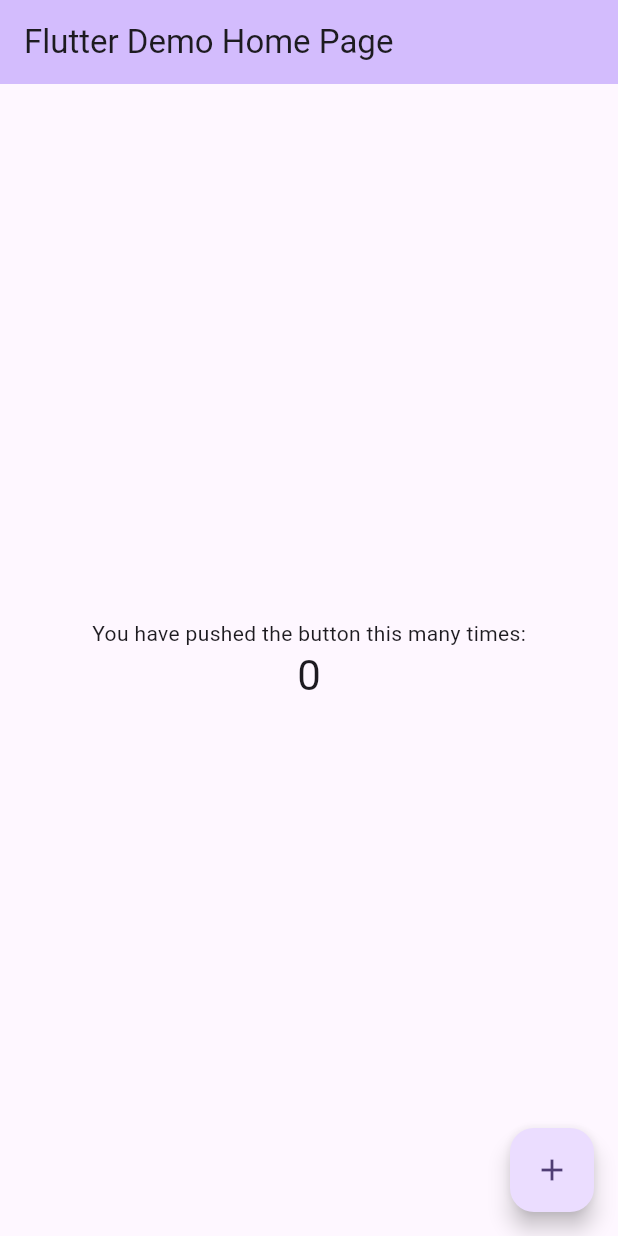
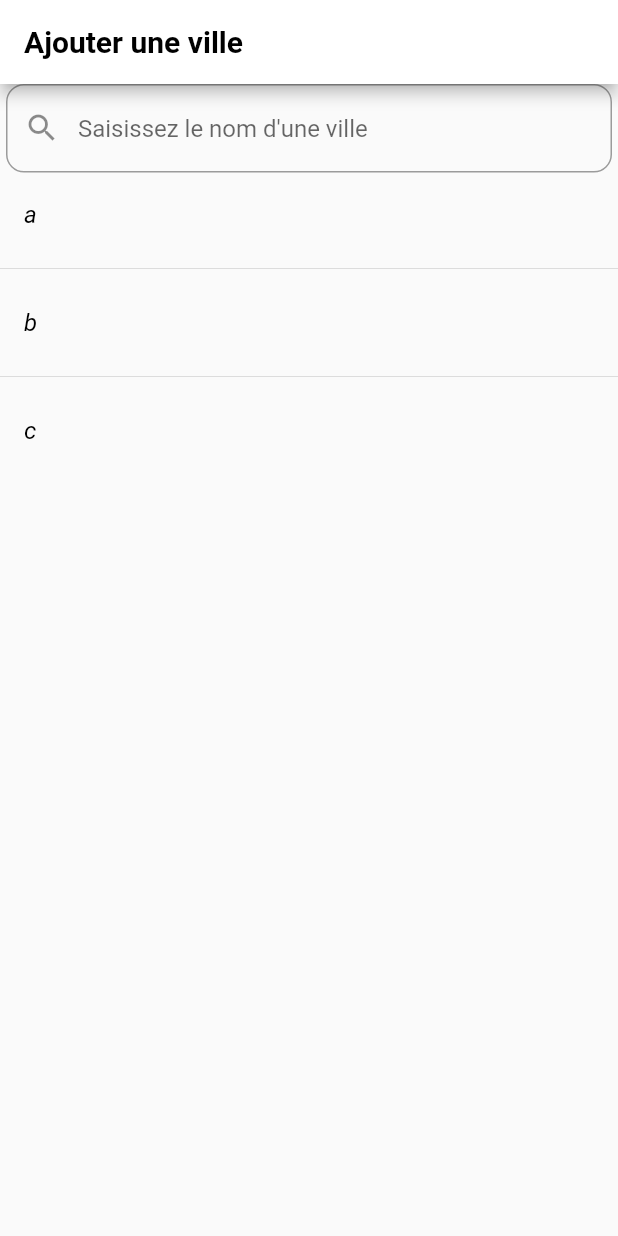
Before and after one commit to Talsuni/Tristan-GLEHEN-TD04, a Flutter app: the screen it shows after launch, on a phone screen of 412 x 824 dp. Run offline on Flutter 3.47's test engine with Material 2 defaults, Android fonts, the light colour scheme and no system bars; our stand-ins replace flutter_svg.

Commit message:
Final Commit

```diff
--- a/lib/main.dart
+++ b/lib/main.dart
@@ -1,7 +1,111 @@
+import 'dart:async';
+import 'dart:convert';
+
 import 'package:flutter/material.dart';
+import 'package:http/http.dart' as http;
+import 'package:flutter_svg/flutter_svg.dart';
 
-void main() {
-  runApp(const MyApp());
+
+//Test récupération API
+Future<Album> fetchAlbum() async {
+  final response = await http
+      .get(Uri.parse('https://geocoding-api.open-meteo.com/v1/search?name=Paris&count=1'));
+
+  if (response.statusCode == 200) {
+    // If the server did return a 200 OK response,
+    // then parse the JSON.
+    return Album.fromJson(jsonDecode(response.body));
+  } else {
+    // If the server did not return a 200 OK response,
+    // then throw an exception.
+    throw Exception('Failed to load album');
+  }
+}
+
+class Album {
+  final String name;
+  final String latitude;
+  final String longitude;
+  final String country;
+
+  const Album({
+    required this.name,
+    required this.latitude,
+    required this.longitude,
+    required this.country,
+  });
+
+  factory Album.fromJson(Map<String, dynamic> json) {
+    return Album(
+      name: json['name'],
+      latitude: json['latitude'],
+      longitude: json['longitude'],
+      country: json['country'],
+    );
+  }
+}
+
+/*
+Liste de récupération des datas avec les différents calls API à faire :
+
+Récupérer les coordonnées et le pays :
+🔗 https://geocoding-api.open-meteo.com/v1/search?name=””&count=1
+Paramètres à extraire :
+latitude
+longitude
+country
+
+Écran "Mes villes" :
+🔗 **https://api.open-meteo.com/v1/forecast?latitude=48.85&longitude=2.35&current_weather=true**
+Paramètres à extraire :
+temperature
+weathercode
+
+Détail de ville - Hourly temperatures :
+🔗 **https://api.open-meteo.com/v1/forecast?latitude=48.85&longitude=2.35&forecast_days=1&hourly=temperature_2m,weathercode**
+Paramètres à extraire :
+time
+temperature
+weathercode
+
+Détail de ville - Weekly temperatures :
+🔗 **https://api.open-meteo.com/v1/forecast?latitude=48.85&longitude=2.35&timezone=auto&daily=weathercode,temperature_2m_max,temperature_2m_min**
+Paramètres à extraire :
+time
+weathercode
+temperature_2m_max
+temperature_2m_min
+
+Détail de ville - Plus d’infos :
+🔗 **https://api.open-meteo.com/v1/forecast?latitude=48.85&longitude=2.35&forecast_days=1&hourly=relativehumidity_2m,apparent_temperature,precipitation_probability,windspeed_10m,winddirection_10m**
+Paramètres à extraire :
+relativehumidity_2m
+apparent_temperature
+precipitation probability
+windspeed_10m
+winddirection_10m
+ */
+
+//weathercode to description :
+/*
+Code	Description
+0	Clear sky
+1, 2, 3	Mainly clear, partly cloudy, and overcast
+45, 48	Fog and depositing rime fog
+51, 53, 55	Drizzle: Light, moderate, and dense intensity
+56, 57	Freezing Drizzle: Light and dense intensity
+61, 63, 65	Rain: Slight, moderate and heavy intensity
+66, 67	Freezing Rain: Light and heavy intensity
+71, 73, 75	Snow fall: Slight, moderate, and heavy intensity
+77	Snow grains
+80, 81, 82	Rain showers: Slight, moderate, and violent
+85, 86	Snow showers slight and heavy
+95 *	Thunderstorm: Slight or moderate
+96, 99 *	Thunderstorm with slight and heavy hail
+ */
+
+void main (){
+  runApp( MyApp() );
 }
 
 class MyApp extends StatelessWidget {
@@ -11,115 +115,123 @@ class MyApp extends StatelessWidget {
   @override
   Widget build(BuildContext context) {
     return MaterialApp(
-      title: 'Flutter Demo',
-      theme: ThemeData(
-        // This is the theme of your application.
-        //
-        // TRY THIS: Try running your application with "flutter run". You'll see
-        // the application has a blue toolbar. Then, without quitting the app,
-        // try changing the seedColor in the colorScheme below to Colors.green
-        // and then invoke "hot reload" (save your changes or press the "hot
-        // reload" button in a Flutter-supported IDE, or press "r" if you used
-        // the command line to start the app).
-        //
-        // Notice that the counter didn't reset back to zero; the application
-        // state is not lost during the reload. To reset the state, use hot
-        // restart instead.
-        //
-        // This works for code too, not just values: Most code changes can be
-        // tested with just a hot reload.
-        colorScheme: ColorScheme.fromSeed(seedColor: Colors.deepPurple),
-        useMaterial3: true,
-      ),
-      home: const MyHomePage(title: 'Flutter Demo Home Page'),
+      home: const AddCity(title: 'Ajouter une ville'),
     );
   }
 }
 
-class MyHomePage extends StatefulWidget {
-  const MyHomePage({super.key, required this.title});
-
-  // This widget is the home page of your application. It is stateful, meaning
-  // that it has a State object (defined below) that contains fields that affect
-  // how it looks.
-
-  // This class is the configuration for the state. It holds the values (in this
-  // case the title) provided by the parent (in this case the App widget) and
-  // used by the build method of the State. Fields in a Widget subclass are
-  // always marked "final".
-
+class AddCity extends StatefulWidget {
+  const AddCity ({super.key, required this.title});
   final String title;
 
   @override
-  State<MyHomePage> createState() => _MyHomePageState();
+  State<AddCity> createState() => _AddCityState();
 }
 
-class _MyHomePageState extends State<MyHomePage> {
-  int _counter = 0;
+class _AddCityState extends State<AddCity> {
+  final TextEditingController _searchController = TextEditingController();
 
-  void _incrementCounter() {
-    setState(() {
-      // This call to setState tells the Flutter framework that something has
-      // changed in this State, which causes it to rerun the build method below
-      // so that the display can reflect the updated values. If we changed
-      // _counter without calling setState(), then the build method would not be
-      // called again, and so nothing would appear to happen.
-      _counter++;
-    });
-  }
+  List<String> ville = ['a','b','c'];
+  List<String> pays = <String>[];
 
   @override
   Widget build(BuildContext context) {
-    // This method is rerun every time setState is called, for instance as done
-    // by the _incrementCounter method above.
-    //
-    // The Flutter framework has been optimized to make rerunning build methods
-    // fast, so that you can just rebuild anything that needs updating rather
-    // than having to individually change instances of widgets.
     return Scaffold(
       appBar: AppBar(
-        // TRY THIS: Try changing the color here to a specific color (to
-        // Colors.amber, perhaps?) and trigger a hot reload to see the AppBar
-        // change color while the other colors stay the same.
-        backgroundColor: Theme.of(context).colorScheme.inversePrimary,
-        // Here we take the value from the MyHomePage object that was created by
-        // the App.build method, and use it to set our appbar title.
-        title: Text(widget.title),
-      ),
-      body: Center(
-        // Center is a layout widget. It takes a single child and positions it
-        // in the middle of the parent.
-        child: Column(
-          // Column is also a layout widget. It takes a list of children and
-          // arranges them vertically. By default, it sizes itself to fit its
-          // children horizontally, and tries to be as tall as its parent.
-          //
-          // Column has various properties to control how it sizes itself and
-          // how it positions its children. Here we use mainAxisAlignment to
-          // center the children vertically; the main axis here is the vertical
-          // axis because Columns are vertical (the cross axis would be
-          // horizontal).
-          //
-          // TRY THIS: Invoke "debug painting" (choose the "Toggle Debug Paint"
-          // action in the IDE, or press "p" in the console), to see the
-          // wireframe for each widget.
-          mainAxisAlignment: MainAxisAlignment.center,
-          children: <Widget>[
-            const Text(
-              'You have pushed the button this many times:',
-            ),
-            Text(
-              '$_counter',
-              style: Theme.of(context).textTheme.headlineMedium,
-            ),
+        backgroundColor: Colors.white,
+        title: Row (
+          children: [
+            Text(widget.title, style: TextStyle(color: Colors.black,fontWeight: FontWeight.bold)),
           ],
         ),
       ),
-      floatingActionButton: FloatingActionButton(
-        onPressed: _incrementCounter,
-        tooltip: 'Increment',
-        child: const Icon(Icons.add),
-      ), // This trailing comma makes auto-formatting nicer for build methods.
+      body: Column(
+        children:[
+          Container(
+            padding: const EdgeInsets.symmetric(horizontal: 4.0),
+            child: TextField(
+              controller: _searchController,
+              decoration: InputDecoration(
+                hintText: "Saisissez le nom d'une ville",
+                prefixIcon: IconButton(
+                  icon: const Icon(Icons.search),
+                  onPressed: () {
+                    Navigator.push(context, MaterialPageRoute (builder: (context) => CityList()));
+                  },
+                ),
+                border: OutlineInputBorder(
+                  borderRadius: BorderRadius.circular(12.0),
+                ),
+              ),
+            ),
+          ),
+
+          Expanded(
+            child: ListView.separated(
+              itemCount: ville.length,
+              itemBuilder: (context, i) {
+                //Construction du widget à répéter
+                return ListTile(
+                  title: Text(ville[i], style: TextStyle(color: Colors.black,fontStyle: FontStyle.italic)),
+                );
+              },
+              separatorBuilder: (context, index) {
+                return Divider();
+              },
+            ),
+          ),
+        ],
+      ),
     );
   }
 }
+
+class CityList extends StatelessWidget {
+  const CityList ({Key? key}) : super(key: key);
+
+  @override
+  Widget build(BuildContext context) {
+    return MaterialApp(
+      home: Scaffold(
+        appBar: AppBar(
+            backgroundColor: Colors.white,
+            title: const Text('Mes villes', style: TextStyle(color: Colors.black)),
+          actions: <Widget> [
+            IconButton(
+              icon: Icon(Icons.add, color: Colors.black), onPressed: () {Navigator.push(context, MaterialPageRoute (builder: (context) => MyApp()));},
+            ),
+          ]
+        ),
+
+        body:
+        Row(
+          mainAxisAlignment: MainAxisAlignment.spaceEvenly,
+          crossAxisAlignment: CrossAxisAlignment.start,
+          children: [
+            Column(
+              mainAxisAlignment: MainAxisAlignment.start,
+              children: [
+                Text('Paris, France'),
+                Text('20°'),
+                Text('Ensoleillé'),
+              ],
+            ),
+            SvgPicture.asset ('assets/images/overcast.svg'),
+          ],
+        ),
+      ),
+    );
+  }
+  /*
+  // Test requête API
+  void fetchcoordinates() async {
+    const url = 'https://geocoding-api.open-meteo.com/v1/search?name=Paris&count=1';
+    final uri = Uri.parse(url);
+    final response = await http.get(uri);
+    final body = response.body;
+    final json = jsonDecode(body);
+    country = json['results'];
+  }
+  */
+
+}
--- a/pubspec.yaml
+++ b/pubspec.yaml
@@ -35,6 +35,8 @@ dependencies:
   # The following adds the Cupertino Icons font to your application.
   # Use with the CupertinoIcons class for iOS style icons.
   cupertino_icons: ^1.0.2
+  http: ^1.0.0
+  flutter_svg: ^1.1.6
 
 dev_dependencies:
   flutter_test:
@@ -60,7 +62,7 @@ flutter:
 
   # To add assets to your application, add an assets section, like this:
   assets:
-    - assets/images
+    - assets/images/
   #   - images/a_dot_burr.jpeg
   #   - images/a_dot_ham.jpeg
 
```
Also changed, not shown: pubspec.lock, 1 other file.
